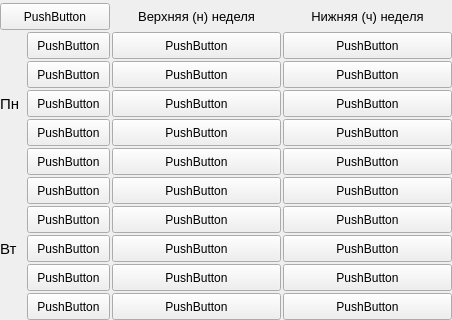
Before: the Qt Designer form Widgets/Calendar/widget.ui in blackberryBush/cpp_widgets, drawn with Qt 5; both pictures show x 0 to 452 and y 0 to 320 of the 452 by 758 pixel window.
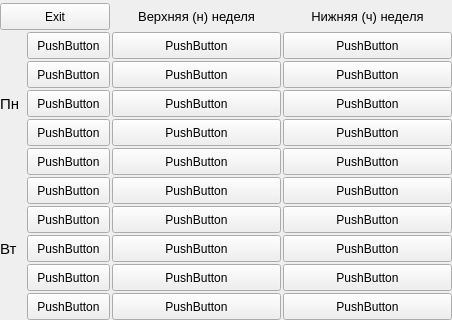
After: the same form once the commit is applied.

Commit message: Added exit button in calendar

Diff of the .ui file:
```diff
--- a/Widgets/Calendar/widget.ui
+++ b/Widgets/Calendar/widget.ui
@@ -58,7 +58,7 @@
         </size>
        </property>
        <property name="text">
-        <string>PushButton</string>
+        <string>Exit</string>
        </property>
       </widget>
      </item>
```
The commit also changes 3 other files.
